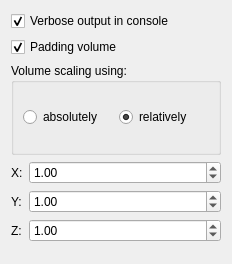
The window that src/Interface/Modules/Fields/InterfaceWithCleaverDialog.ui (SCIInstitute/SCIRun) describes before a commit, drawn with Qt 5.
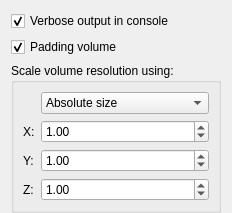
The same window after the commit.

```diff
--- a/src/Interface/Modules/Fields/InterfaceWithCleaverDialog.ui
+++ b/src/Interface/Modules/Fields/InterfaceWithCleaverDialog.ui
@@ -7,46 +7,20 @@
     <x>0</x>
     <y>0</y>
     <width>232</width>
-    <height>264</height>
+    <height>213</height>
    </rect>
   </property>
   <property name="minimumSize">
    <size>
     <width>232</width>
-    <height>264</height>
+    <height>213</height>
    </size>
   </property>
   <property name="windowTitle">
    <string>InterfaceWithCleaverDialog</string>
   </property>
-  <layout class="QGridLayout" name="gridLayout">
-   <item row="2" column="0">
-    <widget class="QGroupBox" name="groupBox">
-     <property name="title">
-      <string>Volume scaling using:</string>
-     </property>
-     <layout class="QHBoxLayout" name="horizontalLayout">
+  <layout class="QVBoxLayout" name="verticalLayout">
       <item>
-       <widget class="QRadioButton" name="AbsoluteVolumeScalingRadioButton_">
-        <property name="text">
-         <string>absolutely</string>
-        </property>
-       </widget>
-      </item>
-      <item>
-       <widget class="QRadioButton" name="RelativeVolumeScalingRadioButton_">
-        <property name="text">
-         <string>relatively</string>
-        </property>
-        <property name="checked">
-         <bool>true</bool>
-        </property>
-       </widget>
-      </item>
-     </layout>
-    </widget>
-   </item>
-   <item row="0" column="0">
     <widget class="QCheckBox" name="VerboseCheckBox_">
      <property name="text">
       <string>Verbose output in console</string>
@@ -56,7 +30,7 @@
      </property>
     </widget>
    </item>
-   <item row="1" column="0">
+   <item>
     <widget class="QCheckBox" name="PaddingCheckBox_">
      <property name="text">
       <string>Padding volume</string>
@@ -66,16 +40,19 @@
      </property>
     </widget>
    </item>
-   <item row="3" column="0">
+   <item>
+    <widget class="QGroupBox" name="groupBox">
+     <property name="minimumSize">
+      <size>
+       <width>171</width>
+       <height>150</height>
+      </size>
+     </property>
+     <property name="title">
+      <string>Scale volume resolution using:</string>
+     </property>
     <layout class="QFormLayout" name="formLayout">
-     <item row="0" column="0">
-      <widget class="QLabel" name="label">
-       <property name="text">
-        <string>X:</string>
-       </property>
-      </widget>
-     </item>
-     <item row="0" column="1">
+      <item row="3" column="1">
       <widget class="QDoubleSpinBox" name="VolumeScalingSpinBox_X_">
        <property name="decimals">
         <number>2</number>
@@ -91,20 +68,20 @@
        </property>
       </widget>
      </item>
-     <item row="2" column="1">
-      <widget class="QDoubleSpinBox" name="VolumeScalingSpinBox_Y_">
-       <property name="maximum">
-        <double>1000000000.000000000000000</double>
-       </property>
-       <property name="singleStep">
-        <double>0.010000000000000</double>
-       </property>
-       <property name="value">
-        <double>1.000000000000000</double>
-       </property>
-      </widget>
-     </item>
      <item row="4" column="1">
+       <widget class="QDoubleSpinBox" name="VolumeScalingSpinBox_Y_">
+        <property name="maximum">
+         <double>1000000000.000000000000000</double>
+        </property>
+        <property name="singleStep">
+         <double>0.010000000000000</double>
+        </property>
+        <property name="value">
+         <double>1.000000000000000</double>
+        </property>
+       </widget>
+      </item>
+      <item row="5" column="1">
       <widget class="QDoubleSpinBox" name="VolumeScalingSpinBox_Z_">
        <property name="maximum">
         <double>1000000000.000000000000000</double>
@@ -117,14 +94,40 @@
        </property>
       </widget>
      </item>
-     <item row="2" column="0">
+      <item row="0" column="1">
+       <widget class="QComboBox" name="scalingComboBox_">
+        <item>
+         <property name="text">
+          <string>Absolute size</string>
+         </property>
+        </item>
+        <item>
+         <property name="text">
+          <string>Relative size</string>
+         </property>
+        </item>
+        <item>
+         <property name="text">
+          <string>None</string>
+         </property>
+        </item>
+       </widget>
+      </item>
+      <item row="3" column="0">
+       <widget class="QLabel" name="label">
+        <property name="text">
+         <string>X:</string>
+        </property>
+       </widget>
+      </item>
+      <item row="4" column="0">
       <widget class="QLabel" name="label_2">
        <property name="text">
         <string>Y:</string>
        </property>
       </widget>
      </item>
-     <item row="4" column="0">
+      <item row="5" column="0">
       <widget class="QLabel" name="label_3">
        <property name="text">
         <string>Z:</string>
@@ -132,6 +135,7 @@
       </widget>
      </item>
     </layout>
+    </widget>
    </item>
   </layout>
  </widget>
```
Lines whose indentation alone changed are shown as unchanged.
